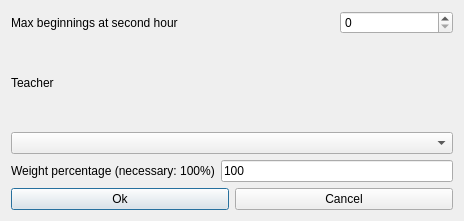
This is fet/src/interface/modifyconstraintteachermorningsearlymaxbeginningsatsecondhourform_template.ui in vonmecheln/fet as Qt 5 draws it before an edit. The edited form follows.
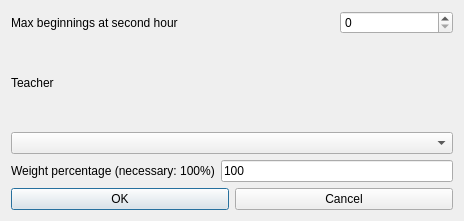
This is the edited form.

The edit to the form file:
```diff
--- a/fet/src/interface/modifyconstraintteachermorningsearlymaxbeginningsatsecondhourform_template.ui
+++ b/fet/src/interface/modifyconstraintteachermorningsearlymaxbeginningsatsecondhourform_template.ui
@@ -58,7 +58,7 @@
      <item>
       <widget class="QPushButton" name="okPushButton">
        <property name="text">
-        <string>Ok</string>
+        <string>OK</string>
        </property>
       </widget>
      </item>
```
